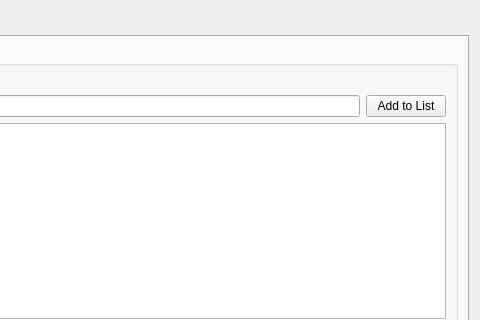
Before: the Qt Designer form setupwidget.ui in xiluembo/atsumari, drawn with Qt 5; both pictures show x 397 to 877 and y 0 to 320 of the 877 by 562 pixel window.
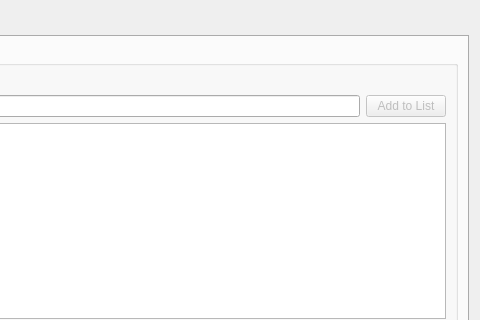
After: the same form once the commit is applied. The open tabs and pages were chosen to show the change. Icons and pictures are not drawn.

Commit message: Disable "add to exclude list" when username is empty.

Diff of the .ui file:
```diff
--- a/setupwidget.ui
+++ b/setupwidget.ui
@@ -651,6 +651,9 @@
             </item>
             <item>
              <widget class="QPushButton" name="btnAddExcludeChat">
+              <property name="enabled">
+               <bool>false</bool>
+              </property>
               <property name="locale">
                <locale language="English" country="UnitedStates"/>
               </property>
```
The commit also changes 1 other file.
